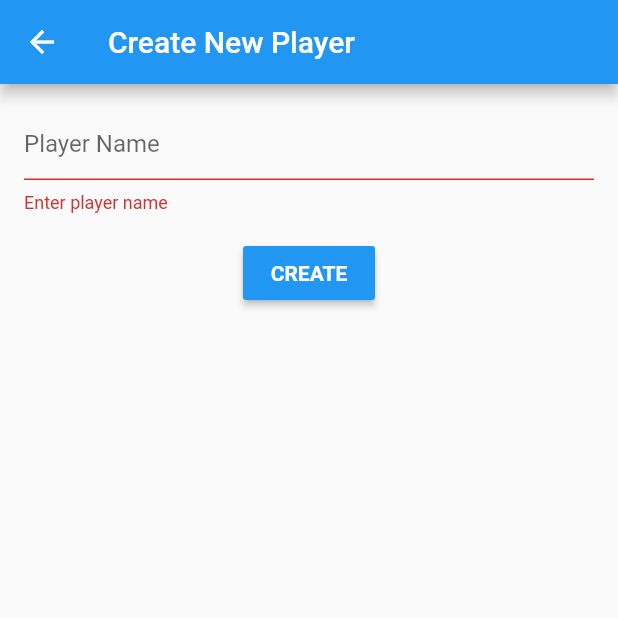
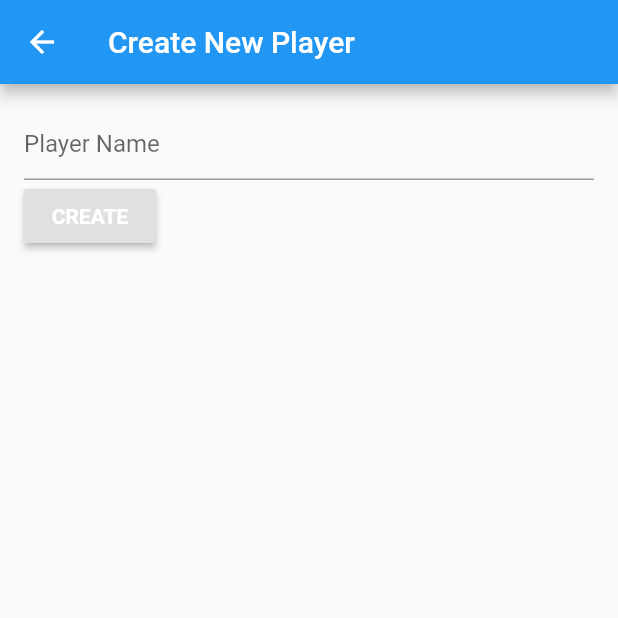
Before and after one commit to two-brothers/leaderboard-app, a Flutter app: the NewPlayer screen opened directly, after a tap on "CREATE", on a phone screen of 412 x 824 dp, the top half of it. Run offline on Flutter 3.47's test engine with Material 2 defaults, Android fonts, the light colour scheme and no system bars; our stand-ins replace cloud_firestore, conditional_builder, datetime_picker_formfield, equatable, rxdart; missing offline and left inert: autocomplete_textfield; accounts and stored records are empty.

Commit message:
Use FormSubmissionButton in NewMatch and NewPlayer

```diff
--- a/lib/new_player.dart
+++ b/lib/new_player.dart
@@ -1,8 +1,8 @@
-import 'package:conditional_builder/conditional_builder.dart';
 import 'package:flutter/material.dart';
 
 import 'bloc/bloc_provider.dart';
 import 'bloc/player_bloc.dart';
+import 'form_submission_button.dart';
 
 class NewPlayer extends StatefulWidget {
   final String initialValue;
@@ -15,7 +15,6 @@ class NewPlayer extends StatefulWidget {
 
 class _NewPlayerState extends State<NewPlayer> {
   final _formKey = GlobalKey<FormState>();
-  bool _saving = false;
   String _name;
 
   @override
@@ -39,26 +38,11 @@ class _NewPlayerState extends State<NewPlayer> {
                             decoration: InputDecoration(hintText: 'Player Name'),
                             validator: (value) => value.isEmpty ? 'Enter player name' : null,
                             onSaved: (value) => setState(() => _name = value)),
-                        Center(
-                            child: Padding(
-                                padding: const EdgeInsets.all(16),
-                                child: RaisedButton(
-                                    onPressed: () {
-                                      if (_formKey.currentState.validate()) {
-                                        _formKey.currentState.save();
-                                        setState(() => _saving = true);
-                                        _bloc.addPlayer(_name).then((_) {
-                                          setState(() => _saving = false);
-                                          Scaffold.of(context).showSnackBar(SnackBar(content: Text('Added $_name')));
-                                          _formKey.currentState.reset();
-                                        });
-                                      }
-                                    },
-                                    child: Text('CREATE', style: Theme.of(context).textTheme.button),
-                                    color: Theme.of(context).primaryColor))),
-                        ConditionalBuilder(
-                          condition: _saving,
-                          builder: (context) => Expanded(child: Center(child: CircularProgressIndicator())),
+                        FormSubmissionButton(
+                          formState: _formKey.currentState,
+                          onSubmit: () => _bloc.addPlayer(_name),
+                          buttonText: 'CREATE',
+                          onCompleteText: 'Added $_name',
                         )
                       ],
                     ))),
```
Also changed, not shown: lib/new_match.dart (+12 -58 lines).
